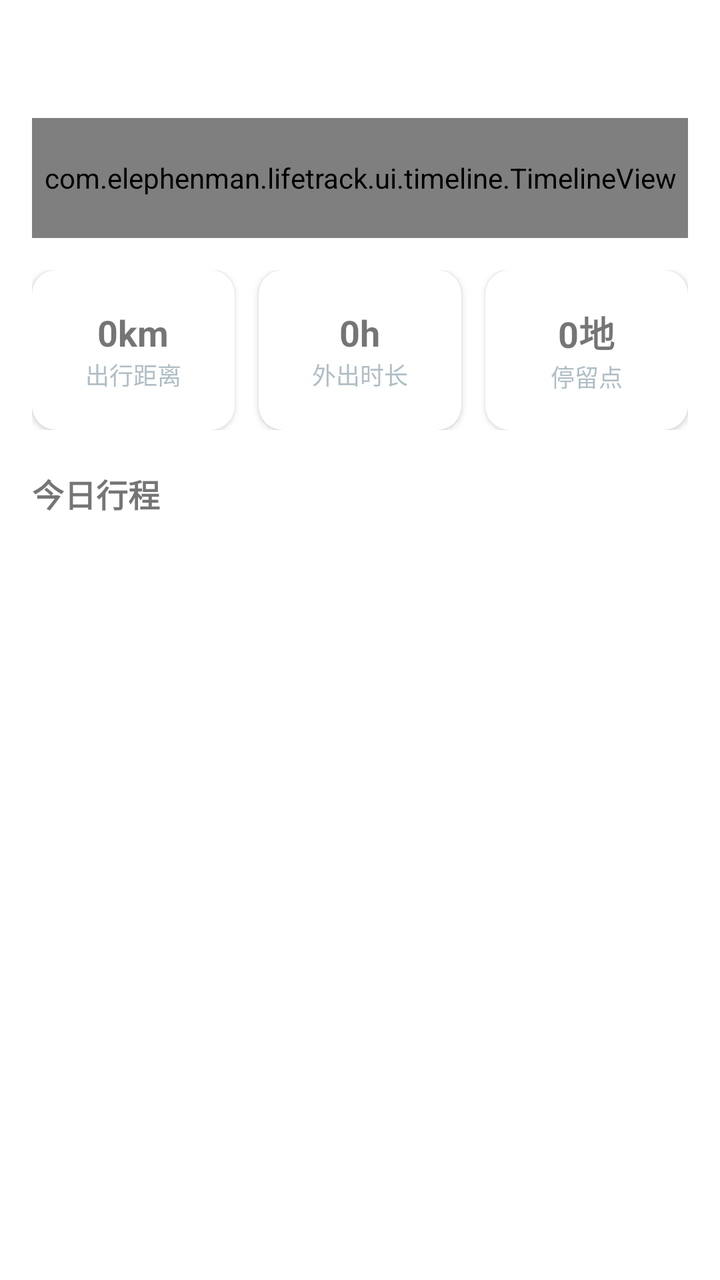
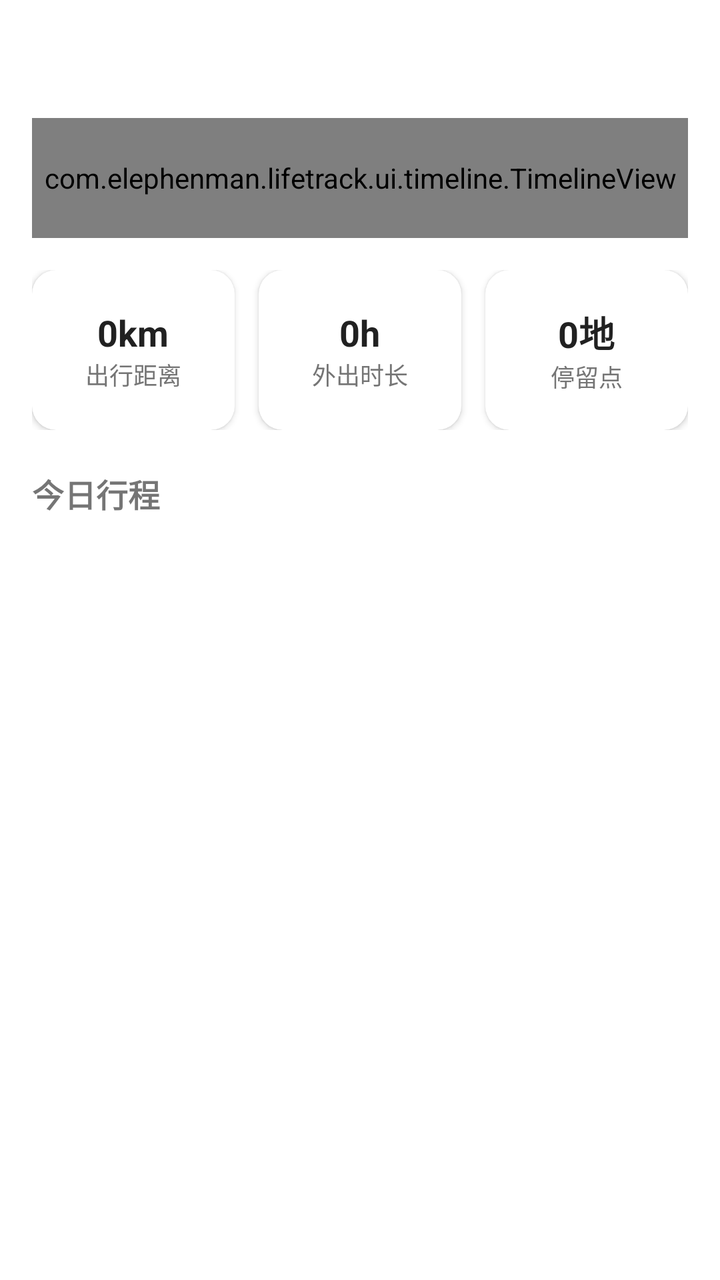

The first picture is an Android layout as it rendered before a commit; the second is the same layout after the commit. The layout source and the unified diff follow.
<!-- AndroidManifest.xml: application theme Theme.LifeTrack -->
<!-- res/layout/fragment_home.xml -->
<?xml version="1.0" encoding="utf-8"?>
<androidx.core.widget.NestedScrollView
    xmlns:android="http://schemas.android.com/apk/res/android"
    xmlns:app="http://schemas.android.com/apk/res-auto"
    android:layout_width="match_parent"
    android:layout_height="match_parent"
    android:fillViewport="true">

    <LinearLayout
        android:layout_width="match_parent"
        android:layout_height="wrap_content"
        android:orientation="vertical"
        android:padding="16dp">

        
        <TextView
            android:id="@+id/tvDate"
            android:layout_width="wrap_content"
            android:layout_height="wrap_content"
            android:textSize="20sp"
            android:textStyle="bold"
            android:textColor="@color/text_primary" />

        
        <com.elephenman.lifetrack.ui.timeline.TimelineView
            android:id="@+id/timelineView"
            android:layout_width="match_parent"
            android:layout_height="60dp"
            android:layout_marginTop="16dp" />

        
        <LinearLayout
            android:layout_width="match_parent"
            android:layout_height="wrap_content"
            android:orientation="horizontal"
            android:layout_marginTop="16dp"
            android:gravity="center">

            <com.google.android.material.card.MaterialCardView
                android:layout_width="0dp"
                android:layout_height="80dp"
                android:layout_weight="1"
                android:layout_marginEnd="8dp"
                app:cardCornerRadius="12dp"
                app:cardElevation="2dp">

                <LinearLayout
                    android:layout_width="match_parent"
                    android:layout_height="match_parent"
                    android:orientation="vertical"
                    android:gravity="center"
                    android:padding="8dp">

                    <TextView android:id="@+id/tvDistance" android:layout_width="wrap_content" android:layout_height="wrap_content" android:textSize="18sp" android:textStyle="bold" android:text="0km" />
                    <TextView android:layout_width="wrap_content" android:layout_height="wrap_content" android:textSize="12sp" android:textColor="@color/text_secondary" android:text="@string/today_distance" />
                </LinearLayout>
            </com.google.android.material.card.MaterialCardView>

            <com.google.android.material.card.MaterialCardView
                android:layout_width="0dp"
                android:layout_height="80dp"
                android:layout_weight="1"
                android:layout_marginStart="4dp"
                android:layout_marginEnd="4dp"
                app:cardCornerRadius="12dp"
                app:cardElevation="2dp">

                <LinearLayout
                    android:layout_width="match_parent"
                    android:layout_height="match_parent"
                    android:orientation="vertical"
                    android:gravity="center"
                    android:padding="8dp">

                    <TextView android:id="@+id/tvOutdoorTime" android:layout_width="wrap_content" android:layout_height="wrap_content" android:textSize="18sp" android:textStyle="bold" android:text="0h" />
                    <TextView android:layout_width="wrap_content" android:layout_height="wrap_content" android:textSize="12sp" android:textColor="@color/text_secondary" android:text="@string/today_outdoor" />
                </LinearLayout>
            </com.google.android.material.card.MaterialCardView>

            <com.google.android.material.card.MaterialCardView
                android:layout_width="0dp"
                android:layout_height="80dp"
                android:layout_weight="1"
                android:layout_marginStart="8dp"
                app:cardCornerRadius="12dp"
                app:cardElevation="2dp">

                <LinearLayout
                    android:layout_width="match_parent"
                    android:layout_height="match_parent"
                    android:orientation="vertical"
                    android:gravity="center"
                    android:padding="8dp">

                    <TextView android:id="@+id/tvPlaceCount" android:layout_width="wrap_content" android:layout_height="wrap_content" android:textSize="18sp" android:textStyle="bold" android:text="0地" />
                    <TextView android:layout_width="wrap_content" android:layout_height="wrap_content" android:textSize="12sp" android:textColor="@color/text_secondary" android:text="@string/today_places" />
                </LinearLayout>
            </com.google.android.material.card.MaterialCardView>
        </LinearLayout>

        
        <TextView
            android:layout_width="wrap_content"
            android:layout_height="wrap_content"
            android:layout_marginTop="20dp"
            android:text="今日行程"
            android:textSize="16sp"
            android:textStyle="bold" />

        <androidx.recyclerview.widget.RecyclerView
            android:id="@+id/rvTripList"
            android:layout_width="match_parent"
            android:layout_height="wrap_content"
            android:layout_marginTop="8dp"
            android:nestedScrollingEnabled="false" />

    </LinearLayout>
</androidx.core.widget.NestedScrollView>
<!-- resources referenced by this layout -->
<resources>
  <color name="text_primary">#FFFFFF</color>
  <color name="text_secondary">#B0BEC5</color>
  <string name="today_distance">出行距离</string>
  <string name="today_outdoor">外出时长</string>
  <string name="today_places">停留点</string>
  <style name="Theme.LifeTrack" parent="Theme.MaterialComponents.DayNight.NoActionBar">
          <item name="colorPrimary">@color/primary</item>
          <item name="colorPrimaryDark">@color/primary_dark</item>
          <item name="colorAccent">@color/accent</item>
          <item name="android:statusBarColor">@color/primary</item>
      </style>
  <color name="primary">#1A73E8</color>
  <color name="primary_dark">#1557B0</color>
  <color name="accent">#00C853</color>
</resources>

<!-- the commit's change to res/layout/fragment_home.xml (unified diff, before → after) -->
@@ -51,7 +51,7 @@
                     android:gravity="center"
                     android:padding="8dp">
 
-                    <TextView android:id="@+id/tvDistance" android:layout_width="wrap_content" android:layout_height="wrap_content" android:textSize="18sp" android:textStyle="bold" android:text="0km" />
+                    <TextView android:id="@+id/tvDistance" android:layout_width="wrap_content" android:layout_height="wrap_content" android:textSize="18sp" android:textStyle="bold" android:textColor="@color/text_primary" android:text="0km" />
                     <TextView android:layout_width="wrap_content" android:layout_height="wrap_content" android:textSize="12sp" android:textColor="@color/text_secondary" android:text="@string/today_distance" />
                 </LinearLayout>
             </com.google.android.material.card.MaterialCardView>
@@ -72,7 +72,7 @@
                     android:gravity="center"
                     android:padding="8dp">
 
-                    <TextView android:id="@+id/tvOutdoorTime" android:layout_width="wrap_content" android:layout_height="wrap_content" android:textSize="18sp" android:textStyle="bold" android:text="0h" />
+                    <TextView android:id="@+id/tvOutdoorTime" android:layout_width="wrap_content" android:layout_height="wrap_content" android:textSize="18sp" android:textStyle="bold" android:textColor="@color/text_primary" android:text="0h" />
                     <TextView android:layout_width="wrap_content" android:layout_height="wrap_content" android:textSize="12sp" android:textColor="@color/text_secondary" android:text="@string/today_outdoor" />
                 </LinearLayout>
             </com.google.android.material.card.MaterialCardView>
@@ -92,7 +92,7 @@
                     android:gravity="center"
                     android:padding="8dp">
 
-                    <TextView android:id="@+id/tvPlaceCount" android:layout_width="wrap_content" android:layout_height="wrap_content" android:textSize="18sp" android:textStyle="bold" android:text="0地" />
+                    <TextView android:id="@+id/tvPlaceCount" android:layout_width="wrap_content" android:layout_height="wrap_content" android:textSize="18sp" android:textStyle="bold" android:textColor="@color/text_primary" android:text="0地" />
                     <TextView android:layout_width="wrap_content" android:layout_height="wrap_content" android:textSize="12sp" android:textColor="@color/text_secondary" android:text="@string/today_places" />
                 </LinearLayout>
             </com.google.android.material.card.MaterialCardView>
<!-- resource entries referenced after the edit -->
@@ -1,7 +1,7 @@
 <!-- resources referenced by this layout -->
 <resources>
-  <color name="text_primary">#FFFFFF</color>
-  <color name="text_secondary">#B0BEC5</color>
+  <color name="text_primary">#212121</color>
+  <color name="text_secondary">#757575</color>
   <string name="today_distance">出行距离</string>
   <string name="today_outdoor">外出时长</string>
   <string name="today_places">停留点</string>
